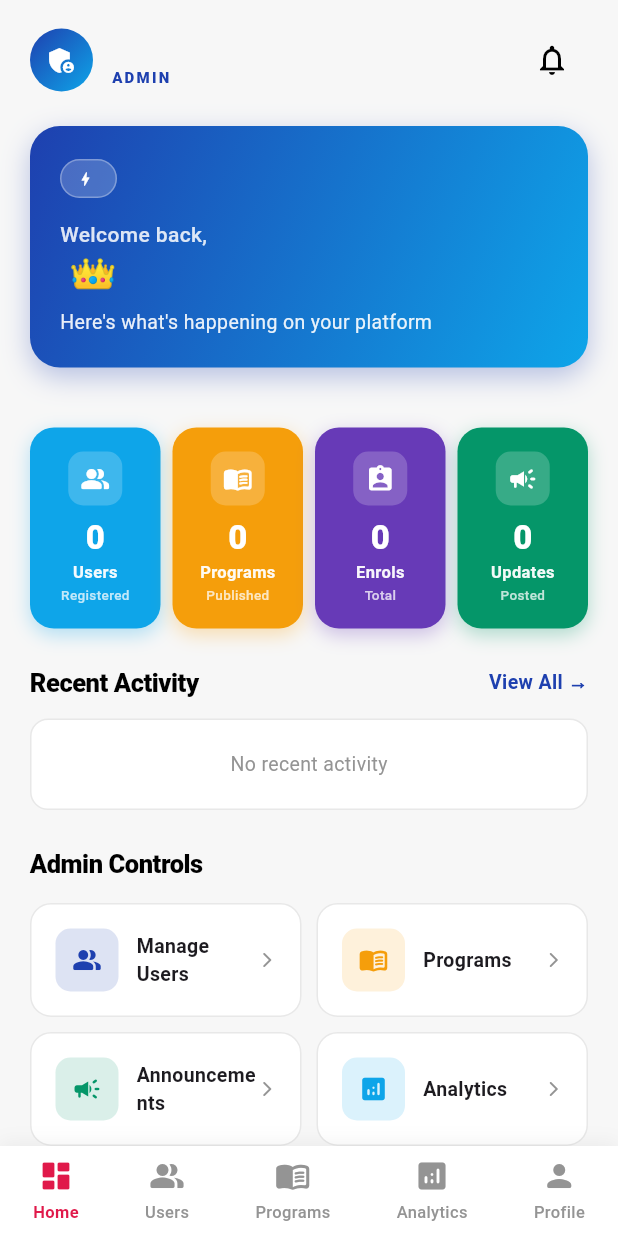
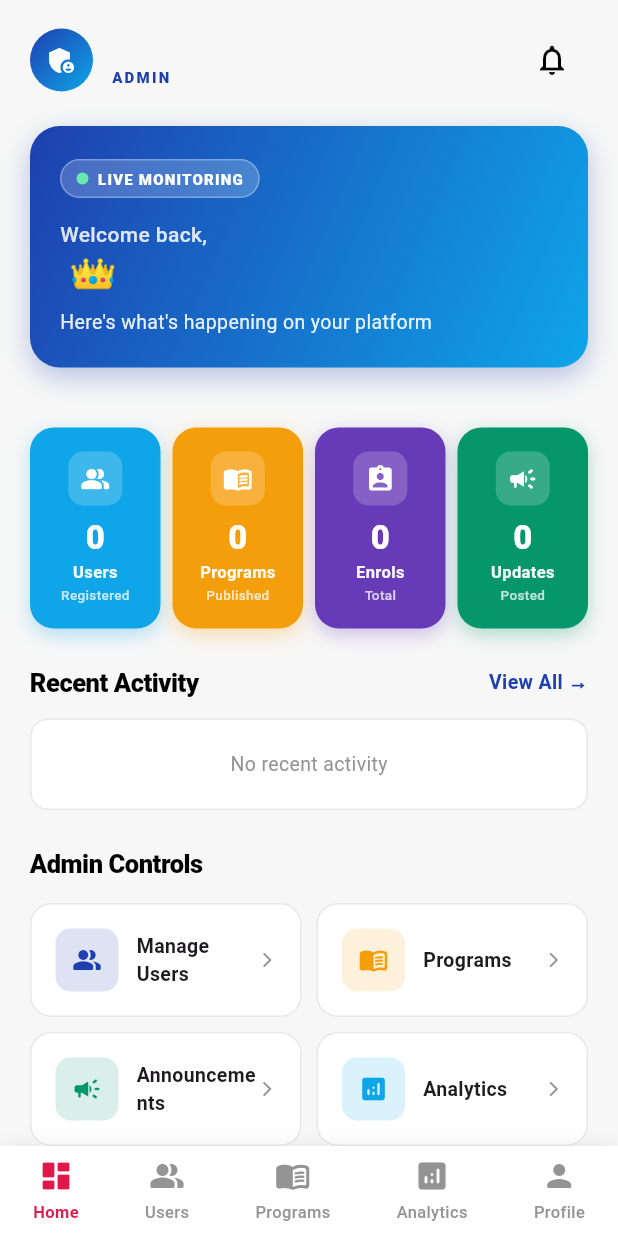
Before and after one commit to Kkarthik23540/excelerate-pathfinder, a Flutter app: the AdminHomeScreen screen opened directly, on a phone screen of 412 x 824 dp. Run offline on Flutter 3.47's test engine with Material 3 defaults, Android fonts, the phone set to English and light mode, and no system bars; our stand-ins replace cloud_firestore, connectivity_plus, firebase_auth, firebase_core, google_sign_in; accounts and stored records are empty.

Commit message:
Final Live Features: Global Real-time Announcement Toasts and Admin Live Pulse Monitor

```diff
--- a/lib/screens/admin/admin_home_screen.dart
+++ b/lib/screens/admin/admin_home_screen.dart
@@ -28,16 +28,27 @@ class AdminHomeScreen extends StatefulWidget {
   State<AdminHomeScreen> createState() => _AdminHomeScreenState();
 }
 
-class _AdminHomeScreenState extends State<AdminHomeScreen> {
+class _AdminHomeScreenState extends State<AdminHomeScreen> with SingleTickerProviderStateMixin {
   String? _adminId;
   String _adminName = "Admin";
   String _adminRole = "admin";
+  late AnimationController _pulseController;
 
   @override
   void initState() {
     super.initState();
     _adminId = FirebaseAuth.instance.currentUser?.uid;
     _loadAdminData();
+    _pulseController = AnimationController(
+      vsync: this,
+      duration: const Duration(seconds: 2),
+    )..repeat(reverse: true);
+  }
+
+  @override
+  void dispose() {
+    _pulseController.dispose();
+    super.dispose();
   }
 
   Future<void> _loadAdminData() async {
@@ -250,11 +261,20 @@ class _AdminHomeScreenState extends State<AdminHomeScreen> {
                 child: Row(
                   mainAxisSize: MainAxisSize.min,
                   children: [
-                    const Icon(Icons.bolt_rounded,
-                        color: Colors.white, size: 12),
-                    const SizedBox(width: 4),
+                    FadeTransition(
+                      opacity: _pulseController,
+                      child: Container(
+                        width: 8,
+                        height: 8,
+                        decoration: const BoxDecoration(
+                          color: Colors.greenAccent,
+                          shape: BoxShape.circle,
+                        ),
+                      ),
+                    ),
+                    const SizedBox(width: 6),
                     Text(
-                      _adminRole.toUpperCase(),
+                      "LIVE MONITORING",
                       style: const TextStyle(
                         color: Colors.white,
                         fontSize: 10,
```
Also changed, not shown: lib/main.dart (+45 -5 lines), 2 other files.
